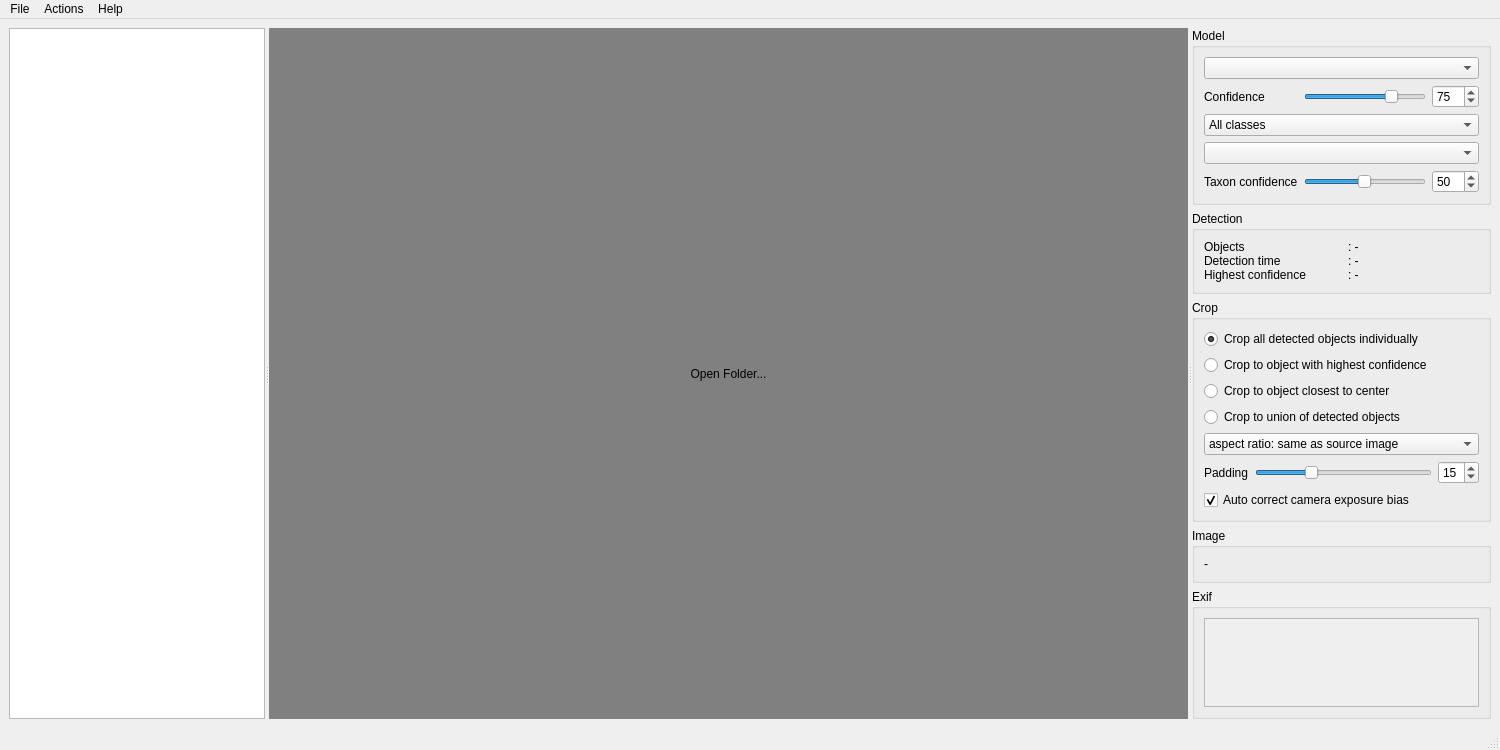
This is src/detectorist/detectorist_app_gui.ui in kenwer/detectorist as Qt 5 draws it before an edit. The edited form follows.
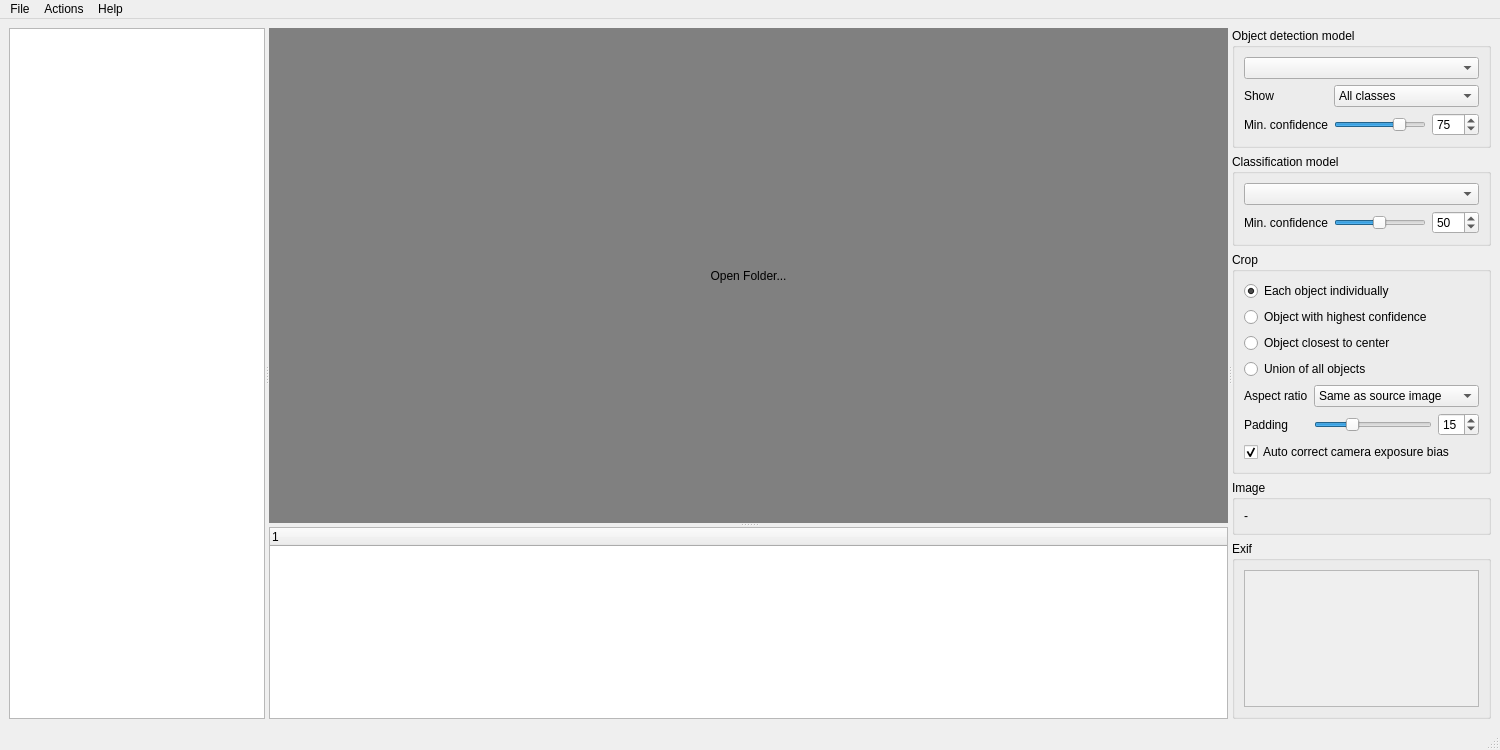
This is the edited form. Custom widgets are drawn as their Qt base class.

Commit message: Add a results table showing detections with its classification

```diff
--- a/src/detectorist/detectorist_app_gui.ui
+++ b/src/detectorist/detectorist_app_gui.ui
@@ -28,81 +28,59 @@
         <enum>QAbstractItemView::SelectionMode::ExtendedSelection</enum>
        </property>
       </widget>
-      <widget class="QLabel" name="image_label">
+      <widget class="QSplitter" name="image_splitter">
        <property name="sizePolicy">
         <sizepolicy hsizetype="Expanding" vsizetype="Expanding">
          <horstretch>2</horstretch>
          <verstretch>0</verstretch>
         </sizepolicy>
        </property>
-       <property name="styleSheet">
-        <string>background-color: gray;</string>
+       <property name="orientation">
+        <enum>Qt::Orientation::Vertical</enum>
        </property>
-       <property name="text">
-        <string>Open Folder...</string>
-       </property>
-       <property name="alignment">
-        <set>Qt::AlignmentFlag::AlignCenter</set>
-       </property>
+       <widget class="QLabel" name="image_label">
+        <property name="sizePolicy">
+         <sizepolicy hsizetype="Expanding" vsizetype="Expanding">
+          <horstretch>0</horstretch>
+          <verstretch>1</verstretch>
+         </sizepolicy>
+        </property>
+        <property name="styleSheet">
+         <string>background-color: gray;</string>
+        </property>
+        <property name="text">
+         <string>Open Folder...</string>
+        </property>
+        <property name="alignment">
+         <set>Qt::AlignmentFlag::AlignCenter</set>
+        </property>
+       </widget>
+       <widget class="ResultsTable" name="results_table">
+        <property name="editTriggers">
+         <set>QAbstractItemView::EditTrigger::NoEditTriggers</set>
+        </property>
+        <property name="alternatingRowColors">
+         <bool>true</bool>
+        </property>
+        <property name="selectionMode">
+         <enum>QAbstractItemView::SelectionMode::NoSelection</enum>
+        </property>
+        <property name="rootIsDecorated">
+         <bool>false</bool>
+        </property>
+        <property name="uniformRowHeights">
+         <bool>true</bool>
+        </property>
+       </widget>
       </widget>
       <widget class="QWidget" name="right_side_widget" native="true">
        <layout class="QVBoxLayout" name="verticalLayout">
         <item>
          <widget class="QGroupBox" name="model_group_box">
-          <property name="enabled">
-           <bool>true</bool>
-          </property>
           <property name="title">
-           <string>Model</string>
+           <string>Object detection model</string>
           </property>
           <layout class="QGridLayout" name="gridLayout_2">
-           <item row="1" column="2">
-            <widget class="QSpinBox" name="confidence_spin_box">
-             <property name="minimum">
-              <number>1</number>
-             </property>
-             <property name="maximum">
-              <number>100</number>
-             </property>
-             <property name="value">
-              <number>75</number>
-             </property>
-            </widget>
-           </item>
-           <item row="1" column="1">
-            <widget class="QSlider" name="confidence_slider">
-             <property name="enabled">
-              <bool>true</bool>
-             </property>
-             <property name="sizePolicy">
-              <sizepolicy hsizetype="MinimumExpanding" vsizetype="Fixed">
-               <horstretch>1</horstretch>
-               <verstretch>0</verstretch>
-              </sizepolicy>
-             </property>
-             <property name="toolTip">
-              <string>The confidence threshold for filtering detections</string>
-             </property>
-             <property name="minimum">
-              <number>1</number>
-             </property>
-             <property name="maximum">
-              <number>100</number>
-             </property>
-             <property name="singleStep">
-              <number>10</number>
-             </property>
-             <property name="sliderPosition">
-              <number>75</number>
-             </property>
-             <property name="orientation">
-              <enum>Qt::Orientation::Horizontal</enum>
-             </property>
-             <property name="tickPosition">
-              <enum>QSlider::TickPosition::NoTicks</enum>
-             </property>
-            </widget>
-           </item>
            <item row="0" column="0" colspan="3">
             <widget class="QComboBox" name="model_select_combo_box">
              <property name="sizePolicy">
@@ -117,16 +95,16 @@
             </widget>
            </item>
            <item row="1" column="0">
-            <widget class="QLabel" name="confidence_label">
+            <widget class="QLabel" name="class_filter_label">
              <property name="toolTip">
-              <string>The confidence threshold for filtering detections</string>
+              <string>Select detection class to filter for</string>
              </property>
              <property name="text">
-              <string>Confidence</string>
+              <string>Show</string>
              </property>
             </widget>
            </item>
-           <item row="2" column="0" colspan="3">
+           <item row="1" column="1" colspan="2">
             <widget class="QComboBox" name="class_filter_combo_box">
              <property name="sizePolicy">
               <sizepolicy hsizetype="Minimum" vsizetype="Fixed">
@@ -144,7 +122,73 @@
              </item>
             </widget>
            </item>
-           <item row="3" column="0" colspan="3">
+           <item row="2" column="0">
+            <widget class="QLabel" name="confidence_label">
+             <property name="toolTip">
+              <string>The confidence threshold for filtering detections</string>
+             </property>
+             <property name="text">
+              <string>Min. confidence</string>
+             </property>
+            </widget>
+           </item>
+           <item row="2" column="1">
+            <widget class="QSlider" name="confidence_slider">
+             <property name="enabled">
+              <bool>true</bool>
+             </property>
+             <property name="sizePolicy">
+              <sizepolicy hsizetype="MinimumExpanding" vsizetype="Fixed">
+               <horstretch>1</horstretch>
+               <verstretch>0</verstretch>
+              </sizepolicy>
+             </property>
+             <property name="toolTip">
+              <string>The confidence threshold for filtering detections</string>
+             </property>
+             <property name="minimum">
+              <number>1</number>
+             </property>
+             <property name="maximum">
+              <number>100</number>
+             </property>
+             <property name="singleStep">
+              <number>10</number>
+             </property>
+             <property name="sliderPosition">
+              <number>75</number>
+             </property>
+             <property name="orientation">
+              <enum>Qt::Orientation::Horizontal</enum>
+             </property>
+             <property name="tickPosition">
+              <enum>QSlider::TickPosition::NoTicks</enum>
+             </property>
+            </widget>
+           </item>
+           <item row="2" column="2">
+            <widget class="QSpinBox" name="confidence_spin_box">
+             <property name="minimum">
+              <number>1</number>
+             </property>
+             <property name="maximum">
+              <number>100</number>
+             </property>
+             <property name="value">
+              <number>75</number>
+             </property>
+            </widget>
+           </item>
+          </layout>
+         </widget>
+        </item>
+        <item>
+         <widget class="QGroupBox" name="classifier_group_box">
+          <property name="title">
+           <string>Classification model</string>
+          </property>
+          <layout class="QGridLayout" name="grdlyt_classifier">
+           <item row="0" column="0" colspan="3">
             <widget class="QComboBox" name="classifier_combo_box">
              <property name="sizePolicy">
               <sizepolicy hsizetype="Minimum" vsizetype="Fixed">
@@ -157,17 +201,17 @@
              </property>
             </widget>
            </item>
-           <item row="4" column="0">
+           <item row="1" column="0">
             <widget class="QLabel" name="taxon_confidence_label">
              <property name="toolTip">
               <string>Names the classifier is less sure of than this are not shown</string>
              </property>
              <property name="text">
-              <string>Taxon confidence</string>
+              <string>Min. confidence</string>
              </property>
             </widget>
            </item>
-           <item row="4" column="1">
+           <item row="1" column="1">
             <widget class="QSlider" name="taxon_confidence_slider">
              <property name="sizePolicy">
               <sizepolicy hsizetype="MinimumExpanding" vsizetype="Fixed">
@@ -195,7 +239,7 @@
              </property>
             </widget>
            </item>
-           <item row="4" column="2">
+           <item row="1" column="2">
             <widget class="QSpinBox" name="taxon_confidence_spin_box">
              <property name="minimum">
               <number>1</number>
@@ -211,24 +255,6 @@
           </layout>
          </widget>
         </item>
-        <item>
-         <widget class="QGroupBox" name="detection_info_group_box">
-          <property name="title">
-           <string>Detection</string>
-          </property>
-          <layout class="QVBoxLayout" name="verticalLayout_4">
-           <item>
-            <widget class="QLabel" name="detection_info_label">
-             <property name="text">
-              <string>Objects			: -
-Detection time		: -
-Highest confidence	: -</string>
-             </property>
-            </widget>
-           </item>
-          </layout>
-         </widget>
-        </item>
         <item>
          <widget class="QGroupBox" name="crop_info_group_box">
           <property name="title">
@@ -241,7 +267,7 @@
               <string>Crops all detected objects into individual images</string>
              </property>
              <property name="text">
-              <string>Crop all detected objects individually</string>
+              <string>Each object individually</string>
              </property>
              <property name="checked">
               <bool>true</bool>
@@ -257,7 +283,7 @@
               <string>Crops to the object with the highest confidence only into a new image</string>
              </property>
              <property name="text">
-              <string>Crop to object with highest confidence</string>
+              <string>Object with highest confidence</string>
              </property>
              <property name="checked">
               <bool>false</bool>
@@ -273,7 +299,7 @@
               <string>Crops to the most centrally located of all detected objects only into a new image</string>
              </property>
              <property name="text">
-              <string>Crop to object closest to center</string>
+              <string>Object closest to center</string>
              </property>
              <property name="checked">
               <bool>false</bool>
@@ -289,7 +315,7 @@
               <string>Crops all detected objects into a single image</string>
              </property>
              <property name="text">
-              <string>Crop to union of detected objects</string>
+              <string>Union of all objects</string>
              </property>
              <property name="checked">
               <bool>false</bool>
@@ -299,19 +325,29 @@
              </attribute>
             </widget>
            </item>
-           <item row="4" column="0" colspan="3">
+           <item row="4" column="0">
+            <widget class="QLabel" name="crop_ratio_label">
+             <property name="toolTip">
+              <string>Aspect ratio for the crop</string>
+             </property>
+             <property name="text">
+              <string>Aspect ratio</string>
+             </property>
+            </widget>
+           </item>
+           <item row="4" column="1" colspan="2">
             <widget class="QComboBox" name="crop_ratio_combo_box">
              <property name="toolTip">
               <string>Aspect ratio for the crop</string>
              </property>
              <item>
               <property name="text">
-               <string>aspect ratio: same as source image</string>
+               <string>Same as source image</string>
               </property>
              </item>
              <item>
               <property name="text">
-               <string>aspect ratio: same as detection frame</string>
+               <string>Same as detection frame</string>
               </property>
              </item>
              <item>
@@ -780,6 +816,13 @@
    </property>
   </action>
  </widget>
+ <customwidgets>
+  <customwidget>
+   <class>ResultsTable</class>
+   <extends>QTreeWidget</extends>
+   <header>.results_table.h</header>
+  </customwidget>
+ </customwidgets>
  <resources/>
  <connections>
   <connection>
```
The commit also changes 13 other files.
